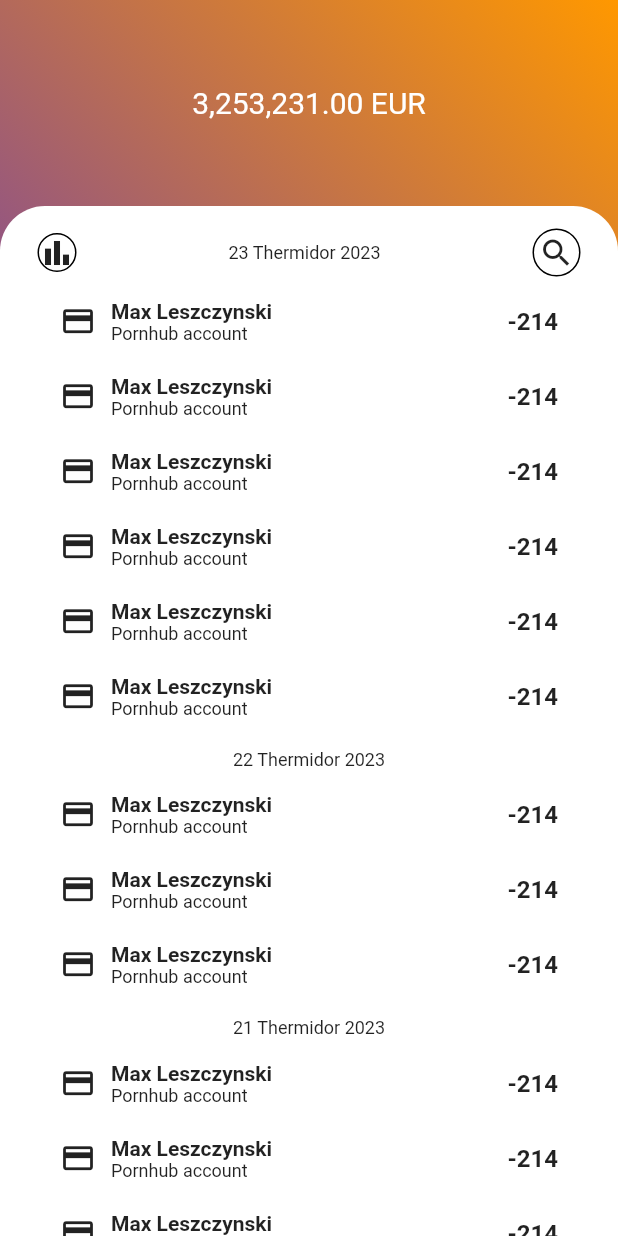
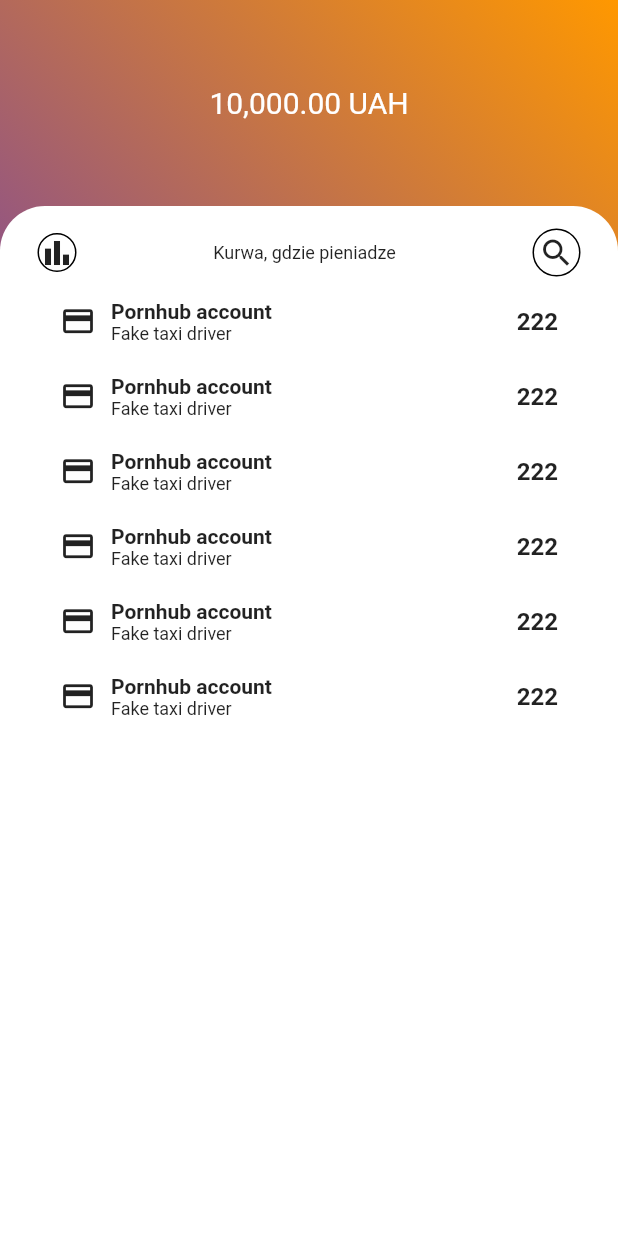
Before and after one commit to leobit-flutter-2021/monobank-app, a Flutter app: the HomePage widget shown alone on an empty page, opened directly, on a phone screen of 412 x 824 dp. Run offline on Flutter 3.47's test engine with Material 2 defaults, Android fonts, the phone set to English and light mode, and no system bars; our stand-ins replace flutter_redux, redux.

Commit message:
LAB4: added connection to global state on main screen

```diff
--- a/lib/HomePage/home_page.dart
+++ b/lib/HomePage/home_page.dart
@@ -1,49 +1,20 @@
-import 'dart:ffi';
-// import 'dart:js';
-// import 'dart:js';
-
 import 'package:flutter/material.dart';
 import 'package:monobank_app/monobank_icons.dart';
 import '../Elements/navigation_bar.dart';
 import 'package:intl/intl.dart';
+import '../models.dart';
+
+import 'package:flutter_redux/flutter_redux.dart';
+import '../Elements/screens_background.dart';
+import '../states.dart';
 
 Color whiteColor = Colors.orange;
 Color purpleColor = Colors.deepPurple;
 final oCcy = new NumberFormat("#,##0.00", "en_US");
 
-
-
 Widget HomePage(context) {
   List<Widget> _transactions = [
-    _dateTimeMain("23 Thermidor 2023"),
-    _transactionCard(Transaction("222", -214, "Pornhub account",
-        "Max Leszczynski", MonobankIcons.credit_card)),
-    _transactionCard(Transaction("222", -214, "Pornhub account",
-        "Max Leszczynski", MonobankIcons.credit_card)),
-    _transactionCard(Transaction("222", -214, "Pornhub account",
-        "Max Leszczynski", MonobankIcons.credit_card)),
-    _transactionCard(Transaction("222", -214, "Pornhub account",
-        "Max Leszczynski", MonobankIcons.credit_card)),
-    _transactionCard(Transaction("222", -214, "Pornhub account",
-        "Max Leszczynski", MonobankIcons.credit_card)),
-    _transactionCard(Transaction("222", -214, "Pornhub account",
-        "Max Leszczynski", MonobankIcons.credit_card)),
-    _dateTime("22 Thermidor 2023"),
-    _transactionCard(Transaction("222", -214, "Pornhub account",
-        "Max Leszczynski", MonobankIcons.credit_card)),
-    _transactionCard(Transaction("222", -214, "Pornhub account",
-        "Max Leszczynski", MonobankIcons.credit_card)),
-    _transactionCard(Transaction("222", -214, "Pornhub account",
-        "Max Leszczynski", MonobankIcons.credit_card)),
-    _dateTime("21 Thermidor 2023"),
-    _transactionCard(Transaction("222", -214, "Pornhub account",
-        "Max Leszczynski", MonobankIcons.credit_card)),
-    _transactionCard(Transaction("222", -214, "Pornhub account",
-        "Max Leszczynski", MonobankIcons.credit_card)),
-    _transactionCard(Transaction("222", -214, "Pornhub account",
-        "Max Leszczynski", MonobankIcons.credit_card)),
-    _transactionCard(
-        Transaction("222", -214, "2222", "2222", MonobankIcons.credit_card)),
+    _dateTimeMain("Kurwa, gdzie pieniadze"),
   ];
 
   return Container(
@@ -56,7 +27,7 @@
       child: Column(
         mainAxisAlignment: MainAxisAlignment.start,
         children: <Widget>[
-          _moneyBar(3253231, "EUR"),
+          _moneyBar(),
           _transactionsView(_transactions, context)
         ],
       ),
@@ -64,20 +35,31 @@
   );
 }
 
-Widget _moneyBar(double money, String currency) {
+Widget _moneyBar() {
+  return StoreConnector<CashState, dynamic>(
+      converter: (store) => store.state,
+      builder: (context, cashInfo) {
         return Expanded(
           flex: 1,
           child: Align(
             alignment: Alignment.center,
             child: Text(
-        "${oCcy.format(money)} ${currency}",
+              "${oCcy.format(cashInfo.cash)} ${cashInfo.currency}",
               style: TextStyle(color: Colors.white, fontSize: 20),
             ),
           ),
         );
+      });
 }
 
 Widget _transactionsView(elements, context) {
+  return StoreConnector<CashState, dynamic>(
+      converter: (store) => store.state,
+      builder: (context, cashInfo) {
+        List<Widget> newTransactions = [];
+        for (Transaction transaction in cashInfo.transactions){
+          newTransactions.add(_transactionCard(transaction));
+        }
         return Expanded(
           flex: 5,
           child: Container(
@@ -89,10 +71,11 @@
             height: MediaQuery.of(context).size.height,
             child: ListView(
               scrollDirection: Axis.vertical,
-        children: elements,
+              children: elements + newTransactions,
             ),
           ),
         );
+      });
 }
 
 Widget _transactionCard(Transaction transaction) {
@@ -185,13 +168,3 @@
     ),
   );
 }
-
-class Transaction {
-  String time;
-  int money;
-  String text;
-  String receiver;
-  IconData icon;
-
-  Transaction(this.time, this.money, this.text, this.receiver, this.icon);
-}
--- /dev/null
+++ b/lib/models.dart
@@ -0,0 +1,13 @@
+
+import 'package:flutter/material.dart';
+import 'package:monobank_app/monobank_icons.dart';
+
+class Transaction {
+  String time;
+  int money;
+  String text;
+  String receiver;
+  IconData icon;
+
+  Transaction(this.time, this.money, this.text, this.receiver, [this.icon=MonobankIcons.credit_card]);
+}
--- a/lib/reducers.dart
+++ b/lib/reducers.dart
@@ -1,3 +1,5 @@
+import 'package:monobank_app/models.dart';
+
 import 'states.dart';
 import 'actions.dart';
 
@@ -8,26 +10,28 @@
     double productCashbackPercents = 0.03;
     double taxiCashbackPercents = 0.03;
     double elseCashbackPercents = 0.03;
+    List<Transaction> newTransactions = previousState.transactions;
+    newTransactions.add(Transaction("Now", newCash.toInt(), action.typeOfTransaction, action.typeOfTransaction));
 
     if (action.typeOfTransaction == 'product') {
       double newProductCashback =
           previousState.cashbackProducts + diff * productCashbackPercents;
       return CashState(newCash, newProductCashback, previousState.cashbackTaxi,
-          previousState.cashbackElse);
+          previousState.cashbackElse, newTransactions);
     } else if (action.typeOfTransaction == 'taxi') {
       double newTaxiCashback =
           previousState.cashbackTaxi + diff * taxiCashbackPercents;
       return CashState(newCash, previousState.cashbackProducts, newTaxiCashback,
-          previousState.cashbackElse);
+          previousState.cashbackElse, newTransactions);
     } else {
       double newElseCashback =
           previousState.cashbackElse + diff * elseCashbackPercents;
       return CashState(newCash, previousState.cashbackProducts,
-          previousState.cashbackTaxi, newElseCashback);
+          previousState.cashbackTaxi, newElseCashback, newTransactions);
     }
   } else if (action is MakeBankSaving) {
     return CashState(newCash, previousState.cashbackProducts,
-        previousState.cashbackTaxi, previousState.cashbackElse);
+        previousState.cashbackTaxi, previousState.cashbackElse, previousState.transactions);
   } else {
     return previousState;
   }
--- a/lib/states.dart
+++ b/lib/states.dart
@@ -1,11 +1,21 @@
 import 'package:meta/meta.dart';
+import 'package:monobank_app/models.dart';
 
 @immutable
 class CashState {
-  static var startValues = CashState(10000, 0, 0, 100);
+  static var startValues = CashState(10000, 0, 0, 100, [
+    Transaction("222", 222, "Fake taxi driver","Pornhub account"),
+    Transaction("222", 222, "Fake taxi driver","Pornhub account"),
+    Transaction("222", 222, "Fake taxi driver","Pornhub account"),
+    Transaction("222", 222, "Fake taxi driver","Pornhub account"),
+    Transaction("222", 222, "Fake taxi driver","Pornhub account"),
+    Transaction("222", 222, "Fake taxi driver","Pornhub account"),
+    ], "UAH");
   double cash;
   double cashbackProducts;
   double cashbackTaxi;
   double cashbackElse;
-  CashState(this.cash, this.cashbackProducts, this.cashbackTaxi, this.cashbackElse);
+  String currency;
+  List<Transaction> transactions;
+  CashState(this.cash, this.cashbackProducts, this.cashbackTaxi, this.cashbackElse, this.transactions, [this.currency="UAH"]);
 }
```
Also changed, not shown: lib/main.dart (line endings or trailing spaces), 2 other files. Lines whose indentation alone changed are shown as unchanged.
